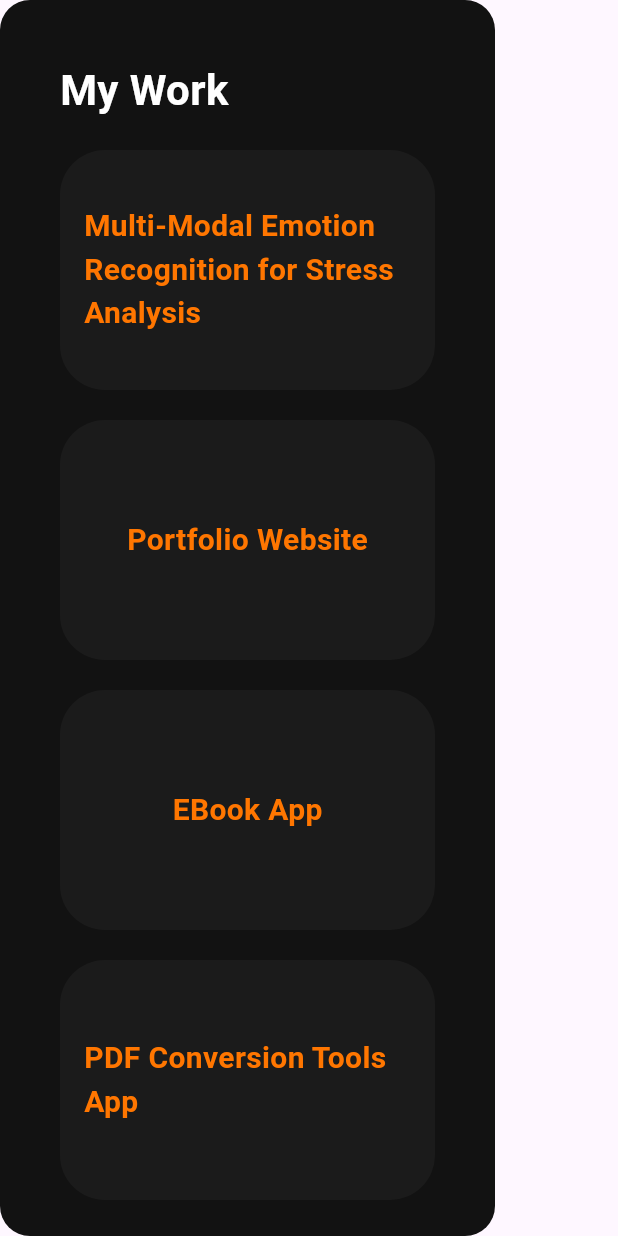
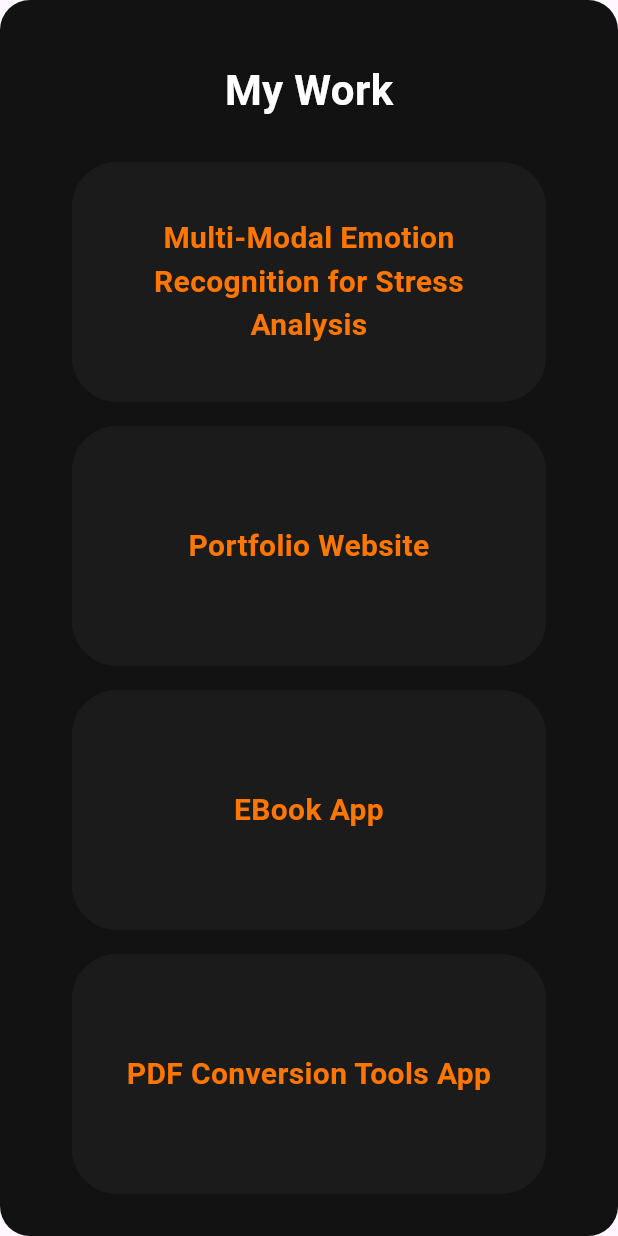
Before and after one commit to HuzaifaShkx/my_portfolio, a Flutter app: the PortfolioSection widget shown alone on an empty page, opened directly, on a phone screen of 412 x 824 dp. Run offline on Flutter 3.47's test engine with Material 3 defaults, Android fonts, the phone set to English and light mode, and no system bars; our stand-ins replace animated_text_kit, carousel_slider, flutter_svg, marquee, percent_indicator; missing offline and left inert: dev_icons.

Commit message:
Project section set properly

```diff
--- a/lib/widgets/about.dart
+++ b/lib/widgets/about.dart
@@ -50,7 +50,7 @@ class AboutMe extends StatelessWidget {
                       //   color: Colors.white.withOpacity(0.6),
                       //   borderRadius: BorderRadius.circular(50)
                       // ),
-                      constraints: BoxConstraints(maxWidth: 700),
+                     // constraints: BoxConstraints(maxWidth: 800),
                       child: Text(
                         "A Flutter developer, the modern-day artisan of digital experiences, crafts elegant interfaces and seamless interactions across the canvas of devices. Guided by the harmony of Dart syntax and powered by the Flutter engine, they orchestrate pixels and performance into visual symphonies. Their fingertips sketch fluid gestures, animations, and transitions, breathing soul into static screens and transforming concepts into intuitive journeys.\nWith each widget, they compose responsive masterpieces — adaptable, scalable, and beautifully engineered. Their playground is the widget tree; their brush, declarative UI. They sculpt code that transcends platforms, fusing design with logic in perfect harmony. In this cross-platform atelier, they bridge iOS and Android, web and desktop, with a single codebase and limitless imagination.\nEvery hot reload is a heartbeat in their creative process — rapid, iterative, and expressive. They don the mantle of UX visionary, performance optimizer, and problem solver. Debugging becomes poetry, architecture becomes art, and every line of code whispers functionality with finesse.\nIn this digital realm, the Flutter developer is both engineer and artist — building apps not just for use, but for experience.",
                         style: TextStyle(
--- a/lib/widgets/portfolio_section.dart
+++ b/lib/widgets/portfolio_section.dart
@@ -13,6 +13,11 @@ class PortfolioSection extends StatelessWidget {
  PortfolioSection({Key? key}) : super(key: key);
   @override
   Widget build(BuildContext context) {
+    final width=MediaQuery.of(context).size.width;
+    bool isMobile=false;
+    if(width<800){
+      isMobile=true;
+    }
     return Container(
       decoration: BoxDecoration(
         borderRadius: BorderRadius.circular(20),
@@ -21,16 +26,16 @@ class PortfolioSection extends StatelessWidget {
 
       padding: EdgeInsets.all(40),
       child: Column(
-        crossAxisAlignment: CrossAxisAlignment.start,
+        crossAxisAlignment: CrossAxisAlignment.center,
         children: [
-          Text('My Work', style: TextStyle(fontSize: 28, fontWeight: FontWeight.bold,color: Colors.white)),
+          Center(child: Text('My Work', style: TextStyle(fontSize: 28, fontWeight: FontWeight.bold,color: Colors.white))),
           SizedBox(height: 20),
-          Wrap(
-            spacing: 20,
-            runSpacing: 20,
+          isMobile?Column(
+
             children: projects
                 .map((title) => Container(
-                      width: 250,
+                  margin: EdgeInsets.all(8),
+                      width: width*.8,
                       height: 160,
                       decoration: BoxDecoration(
                         color: servicesCardColor,
@@ -40,7 +45,27 @@ class PortfolioSection extends StatelessWidget {
                       padding: EdgeInsets.all(16),
                       child: Center(
                         child: Text(title,
-                            style: TextStyle(fontSize: 20, fontWeight: FontWeight.w600,color: textPrimaryHeading)),
+                            style: TextStyle(fontSize: 20, fontWeight: FontWeight.w600,color: textPrimaryHeading),textAlign: TextAlign.center,),
+                      ),
+                    ))
+                .toList(),
+          ):Wrap(
+            alignment: WrapAlignment.center,
+            spacing: 20,
+            runSpacing: 20,
+            children: projects
+                .map((title) => Container(
+                      width: 300,
+                      height: 160,
+                      decoration: BoxDecoration(
+                        color: servicesCardColor,
+                        borderRadius: BorderRadius.circular(30)
+                      ),
+
+                      padding: EdgeInsets.all(16),
+                      child: Center(
+                        child: Text(title,
+                            style: TextStyle(fontSize: 20, fontWeight: FontWeight.w600,color: textPrimaryHeading),textAlign: TextAlign.center,),
                       ),
                     ))
                 .toList(),
```
Also changed, not shown: lib/main.dart (+5 -6 lines), lib/widgets/services.dart (+51 -41 lines), 3 other files.
